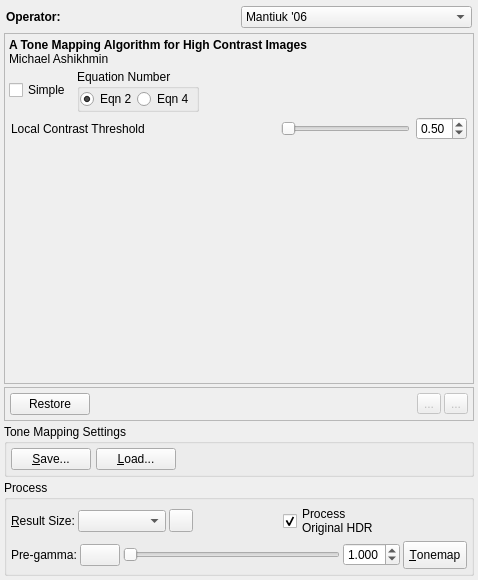
First picture: the form in forms/TonemappingPanel.ui, repository LuminanceHDR/LuminanceHDR, before the edit.
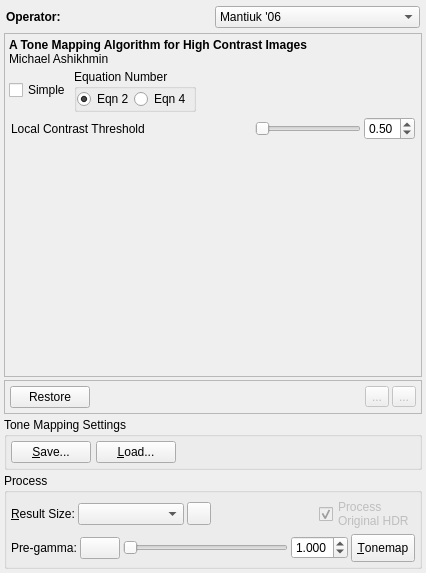
Second picture: the form after the edit. The open tabs and pages were chosen to show the change. Icons and pictures are not drawn.

Commit message: [IMPORTANT: multiple modifications] 1) TonemappingOptions is now a CLASS, not a STRUCT; 2) pfstmdefaultparams.h contains default parameters for all the operators; 3) PreviewPanel renders previews on its own. PreviewPanel asks a bigger preview to MainWindow; 4) Improvements into TonemappingPanel; 5) sync of project.pro (QMake) and CMakeLists.txt (CMake)

Patch:
```diff
--- a/forms/TonemappingPanel.ui
+++ b/forms/TonemappingPanel.ui
@@ -6,26 +6,26 @@
    <rect>
     <x>0</x>
     <y>0</y>
-    <width>478</width>
-    <height>580</height>
+    <width>426</width>
+    <height>573</height>
    </rect>
   </property>
   <property name="sizePolicy">
-   <sizepolicy hsizetype="Preferred" vsizetype="Fixed">
+   <sizepolicy hsizetype="Fixed" vsizetype="Preferred">
     <horstretch>0</horstretch>
     <verstretch>0</verstretch>
    </sizepolicy>
   </property>
   <property name="minimumSize">
    <size>
-    <width>270</width>
-    <height>0</height>
+    <width>400</width>
+    <height>573</height>
    </size>
   </property>
   <property name="maximumSize">
    <size>
-    <width>16777215</width>
-    <height>805</height>
+    <width>450</width>
+    <height>16777215</height>
    </size>
   </property>
   <property name="windowIcon">
@@ -1663,12 +1663,6 @@
            </item>
            <item>
             <layout class="QHBoxLayout" name="_33">
-             <property name="spacing">
-              <number>6</number>
-             </property>
-             <property name="margin">
-              <number>0</number>
-             </property>
              <item>
               <widget class="QCheckBox" name="simpleCheckBox">
                <property name="enabled">
@@ -1752,9 +1746,6 @@
            </item>
            <item>
             <layout class="QHBoxLayout" name="_32">
-             <property name="spacing">
-              <number>6</number>
-             </property>
              <property name="margin">
               <number>2</number>
              </property>
@@ -2126,7 +2117,7 @@
            </widget>
           </item>
           <item>
-           <spacer>
+           <spacer name="spacerRedoFrame">
             <property name="orientation">
              <enum>Qt::Horizontal</enum>
             </property>
@@ -2375,6 +2366,9 @@
             </item>
             <item>
              <widget class="QCheckBox" name="checkBoxOriginal">
+              <property name="enabled">
+               <bool>false</bool>
+              </property>
               <property name="toolTip">
                <string>If checked process the original HDR image, if not process the previously tonemapped image</string>
               </property>
@@ -2387,19 +2381,6 @@
               </property>
              </widget>
             </item>
-            <item>
-             <spacer name="horizontalSpacer_3">
-              <property name="orientation">
-               <enum>Qt::Horizontal</enum>
-              </property>
-              <property name="sizeHint" stdset="0">
-               <size>
-                <width>40</width>
-                <height>20</height>
-               </size>
-              </property>
-             </spacer>
-            </item>
            </layout>
           </item>
           <item>
```
Left out of the diff: 193 changed lines with no effect on the pictures. The commit also changes 22 other files.
